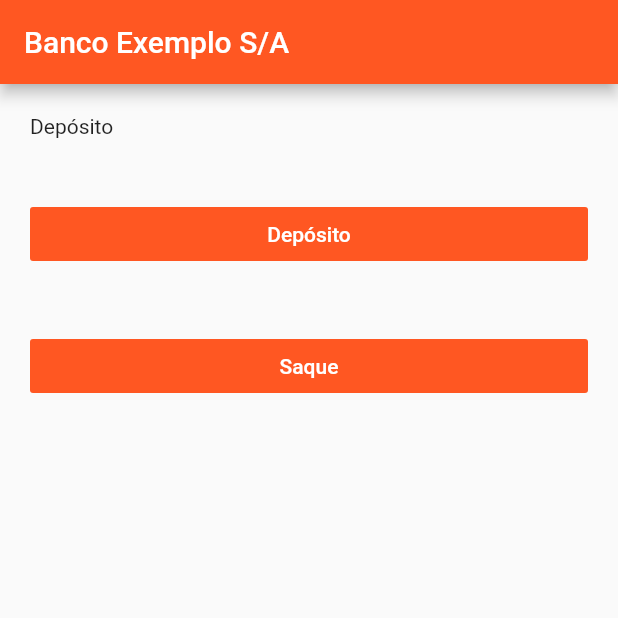
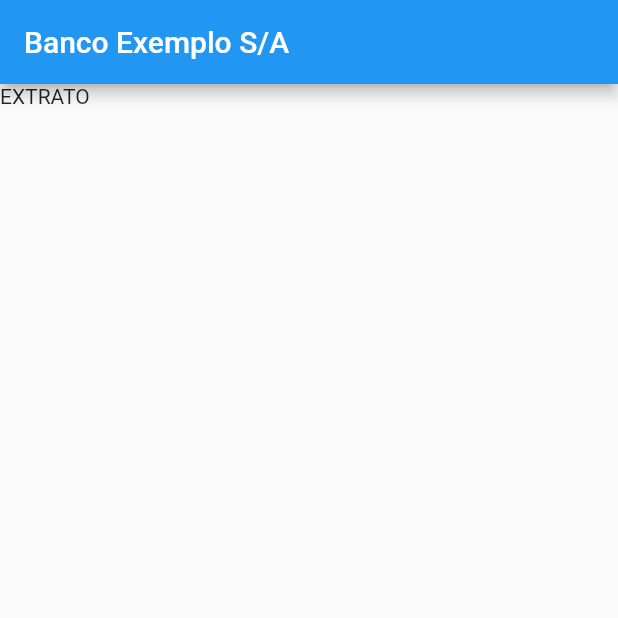
Before and after one commit to alinnegrazielle/project-flutter, a Flutter app: the screen it shows after launch, on a phone screen of 412 x 824 dp, the top half of it. Run offline on Flutter 3.47's test engine with Material 2 defaults, Android fonts, the phone set to English and light mode, and no system bars.

Commit message:
Revert "created a file for transaction logic"
This reverts commit 09c8823e16406f5a261b2748e6b7df3757d6e847.

```diff
--- /dev/null
+++ b/app_financial_transactions/lib/home_page.dart
@@ -0,0 +1,18 @@
+import 'package:flutter/material.dart';
+
+import 'main.dart';
+
+class MyApp extends StatelessWidget {
+  // This widget is the root of your application.
+  @override
+  Widget build(BuildContext context) {
+    return MaterialApp(
+      title: 'Banco Exemplo S/A',
+      debugShowCheckedModeBanner: false,
+      theme: ThemeData(
+        primarySwatch: Colors.blue,
+      ),
+      home: HomePage(),
+    );
+  }
+}
--- a/app_financial_transactions/lib/home_page_screen.dart
+++ /dev/null
@@ -1,66 +0,0 @@
-import 'package:app_financial_transactions/transactions.dart';
-import 'package:flutter/material.dart';
-
-import 'main.dart';
-
-class HomePage extends StatefulWidget {
-  @override
-  _HomePageState createState() {
-    return _HomePageState();
-  }
-}
-
-class _HomePageState extends State<HomePage> {
-  var dep = new Deposit();
-
-  @override
-  Widget build(BuildContext context) {
-    return Scaffold(
-      appBar: AppBar(
-        title: Text("Banco Exemplo S/A"),
-      ),
-      body: ListView(
-        children: <Widget>[
-          Padding(
-            //primeiro item envolto no padding
-            padding: EdgeInsets.all(20), // espaçamento
-            child: Text(
-              dep.deposit,
-              textAlign: TextAlign.left,
-            ),
-          ),
-          Padding(
-            //primeiro item envolto no padding
-            padding: EdgeInsets.all(20), // espaçamento
-            child: FlatButton(
-              color: Theme.of(context).primaryColor,
-              child: Text(
-                "Depósito",
-                style: TextStyle(
-                  color: Colors.white,
-                ),
-              ),
-              onPressed: () {
-                setState(() {});
-              },
-            ),
-          ),
-          Padding(
-            //primeiro item envolto no padding
-            padding: EdgeInsets.all(20), // espaçamento
-            child: FlatButton(
-              color: Theme.of(context).primaryColor,
-              child: Text(
-                "Saque",
-                style: TextStyle(
-                  color: Colors.white,
-                ),
-              ),
-              onPressed: () {},
-            ),
-          ),
-        ],
-      ),
-    );
-  }
-}
--- a/app_financial_transactions/lib/main.dart
+++ b/app_financial_transactions/lib/main.dart
@@ -1,22 +1,39 @@
 import 'package:flutter/material.dart';
 
-import 'home_page_screen.dart';
+import 'home_page.dart';
+
+import 'dart:math';
 
 void main() {
   runApp(MyApp());
 }
 
-class MyApp extends StatelessWidget {
-  // This widget is the root of your application.
+class HomePage extends StatelessWidget {
   @override
   Widget build(BuildContext context) {
-    return MaterialApp(
-      title: 'Banco Exemplo S/A',
-      debugShowCheckedModeBanner: false,
-      theme: ThemeData(
-        primarySwatch: Colors.deepOrange,
+    return Scaffold(
+      appBar: AppBar(
+        title: Text("Banco Exemplo S/A"),
       ),
-      home: HomePage(),
+      body: Container(
+        child: Text("EXTRATO"),
+      ),
     );
   }
 }
+
+// class GeneratedActions extends StatefulWidget {
+//   @override
+//   _GeneratedActionsState createState() {
+//     return _GeneratedActionsState();
+//   }
+// }
+
+// class _GeneratedActionsState extends State<GeneratedActions> {
+//   random(min, max){
+//     var rn = new Random();
+//     return min + rn.nextInt(max - min);
+//   }
+// }
+
+// print(random(5, 20));
--- a/app_financial_transactions/lib/transactions.dart
+++ /dev/null
@@ -1,3 +0,0 @@
-class Deposit {
-  var deposit = "Depósito";
-}
```
